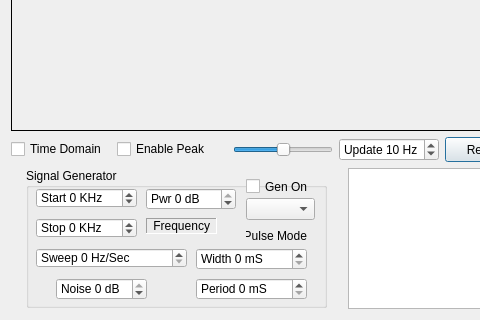
rafael2k/CuteSDR, file unixforms/testbench.ui: the form before one commit; both pictures show x 0 to 480 and y 122 to 442 of the 697 by 442 pixel window.
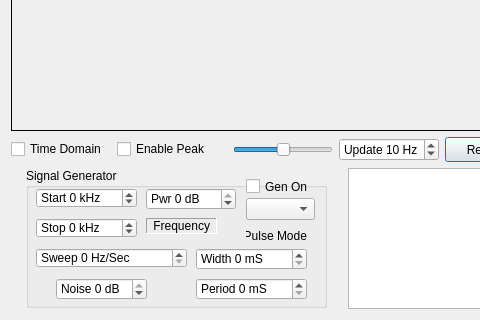
The form after the commit.

Patch:
```diff
--- a/unixforms/testbench.ui
+++ b/unixforms/testbench.ui
@@ -281,7 +281,7 @@
          </rect>
         </property>
         <property name="suffix">
-         <string> KHz</string>
+         <string> kHz</string>
         </property>
         <property name="prefix">
          <string>Stop </string>
@@ -306,7 +306,7 @@
          </rect>
         </property>
         <property name="suffix">
-         <string> KHz</string>
+         <string> kHz</string>
         </property>
         <property name="prefix">
          <string>Start </string>
```
